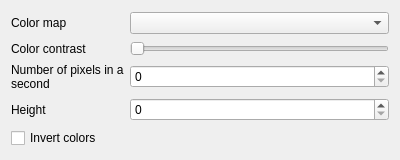
This is src/pysoundviewer/gui/widgets/ui/image_options.ui in Vin985/pysoundviewer as Qt 5 draws it before an edit. The edited form follows.
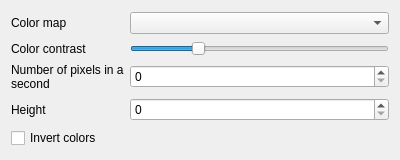
This is the edited form.

Commit message: contrast slider

Patch:
```diff
--- a/src/pysoundviewer/gui/widgets/ui/image_options.ui
+++ b/src/pysoundviewer/gui/widgets/ui/image_options.ui
@@ -62,9 +62,12 @@
       <number>0</number>
      </property>
      <property name="maximum">
-      <number>5</number>
+      <number>20</number>
      </property>
      <property name="singleStep">
+      <number>1</number>
+     </property>
+     <property name="value">
       <number>5</number>
      </property>
      <property name="tracking">
```
The commit also changes 1 other file.
